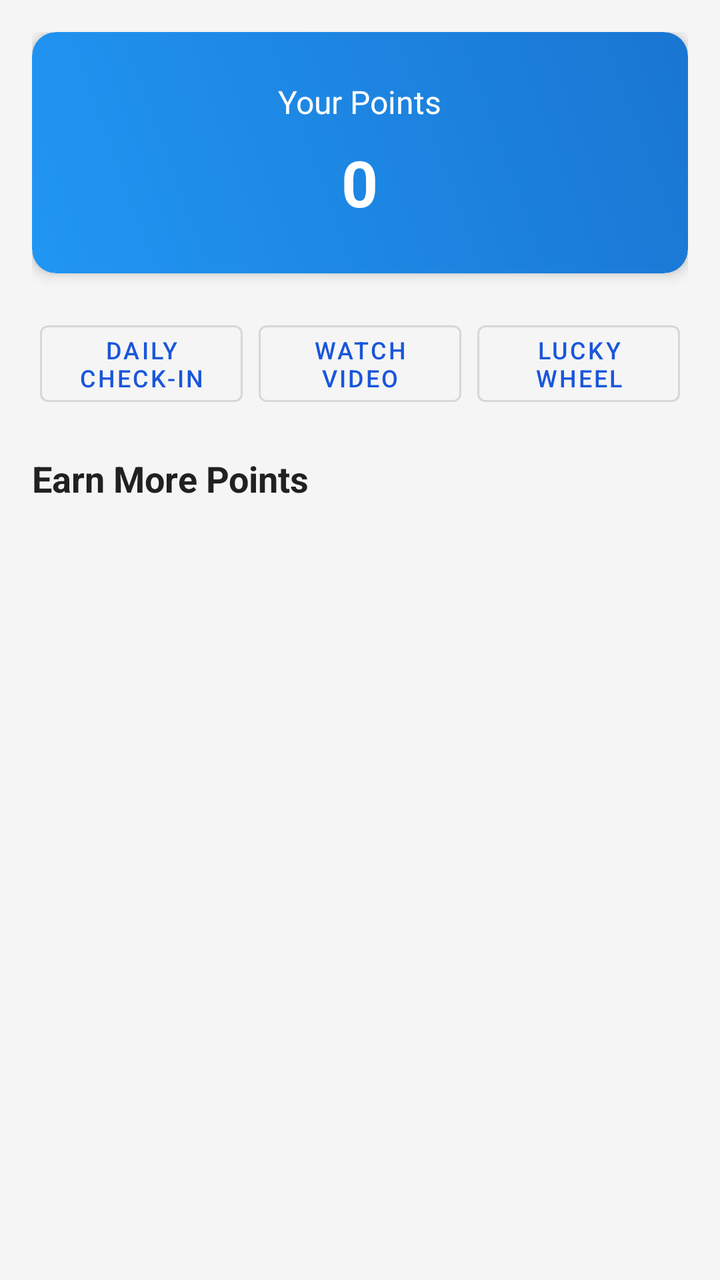
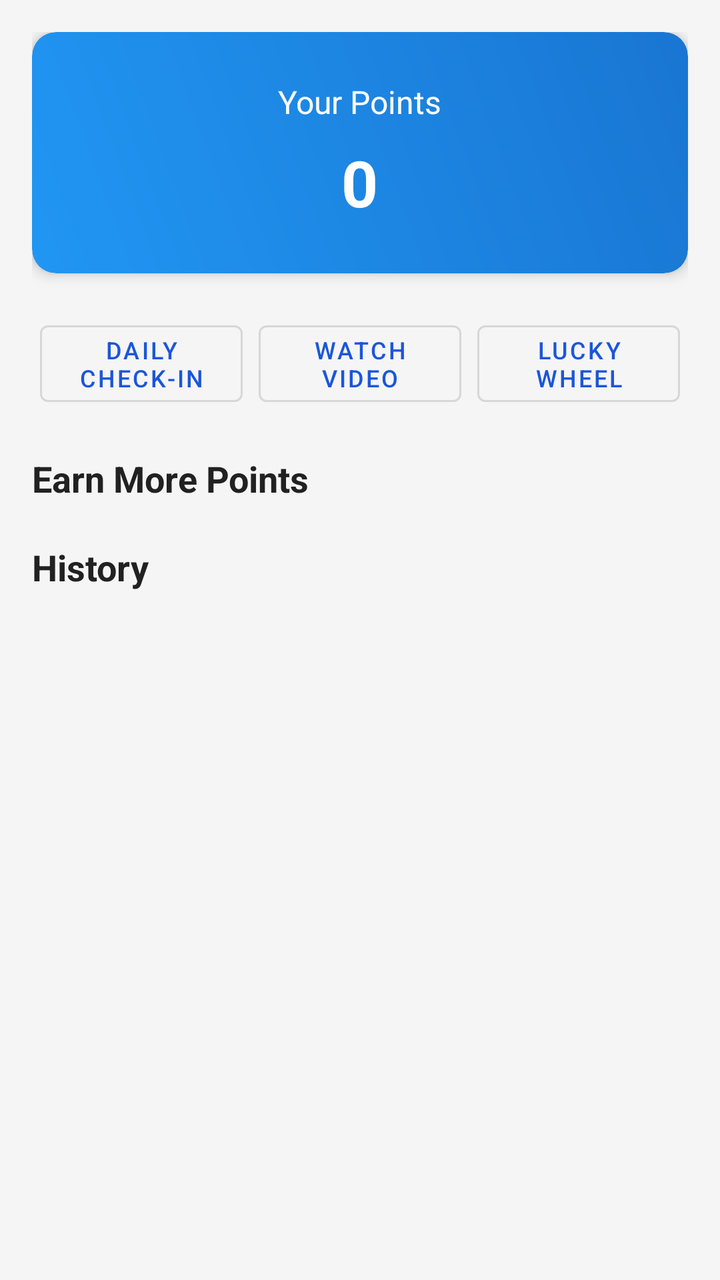

Compare the two renders of this Android layout. The source of the first and the diff that turns it into the second are given below.
<!-- AndroidManifest.xml: application theme AppTheme -->
<!-- res/layout/fragment_rewards.xml -->
<?xml version="1.0" encoding="utf-8"?>
<ScrollView xmlns:android="http://schemas.android.com/apk/res/android"
    xmlns:app="http://schemas.android.com/apk/res-auto"
    android:layout_width="match_parent"
    android:layout_height="match_parent"
    android:background="@color/background">

    <LinearLayout
        android:layout_width="match_parent"
        android:layout_height="wrap_content"
        android:orientation="vertical"
        android:padding="16dp">

        
        <androidx.cardview.widget.CardView
            android:layout_width="match_parent"
            android:layout_height="wrap_content"
            android:layout_marginBottom="16dp"
            app:cardCornerRadius="12dp"
            app:cardElevation="4dp">

            <LinearLayout
                android:layout_width="match_parent"
                android:layout_height="wrap_content"
                android:orientation="vertical"
                android:padding="24dp"
                android:gravity="center"
                android:background="@drawable/gradient_primary">

                <TextView
                    android:layout_width="wrap_content"
                    android:layout_height="wrap_content"
                    android:text="Your Points"
                    android:textSize="16sp"
                    android:textColor="@color/white"
                    android:layout_marginBottom="8dp" />

                <TextView
                    android:id="@+id/tv_points"
                    android:layout_width="wrap_content"
                    android:layout_height="wrap_content"
                    android:text="0"
                    android:textSize="32sp"
                    android:textStyle="bold"
                    android:textColor="@color/white" />

            </LinearLayout>

        </androidx.cardview.widget.CardView>

        
        <LinearLayout
            android:layout_width="match_parent"
            android:layout_height="wrap_content"
            android:orientation="horizontal"
            android:layout_marginBottom="16dp"
            android:weightSum="3">

            <Button
                android:id="@+id/btn_daily_checkin"
                android:layout_width="0dp"
                android:layout_height="wrap_content"
                android:layout_weight="1"
                android:layout_margin="4dp"
                android:text="Daily\nCheck-in"
                android:textSize="12sp"
                style="@style/Widget.MaterialComponents.Button.OutlinedButton" />

            <Button
                android:id="@+id/btn_watch_ad"
                android:layout_width="0dp"
                android:layout_height="wrap_content"
                android:layout_weight="1"
                android:layout_margin="4dp"
                android:text="Watch\nVideo"
                android:textSize="12sp"
                style="@style/Widget.MaterialComponents.Button.OutlinedButton" />

            <Button
                android:id="@+id/btn_lucky_wheel"
                android:layout_width="0dp"
                android:layout_height="wrap_content"
                android:layout_weight="1"
                android:layout_margin="4dp"
                android:text="Lucky\nWheel"
                android:textSize="12sp"
                style="@style/Widget.MaterialComponents.Button.OutlinedButton" />

        </LinearLayout>

        
        <TextView
            android:layout_width="wrap_content"
            android:layout_height="wrap_content"
            android:text="Earn More Points"
            android:textSize="18sp"
            android:textStyle="bold"
            android:textColor="@color/text_primary"
            android:layout_marginBottom="12dp" />

        <androidx.recyclerview.widget.RecyclerView
            android:id="@+id/recycler_view"
            android:layout_width="match_parent"
            android:layout_height="wrap_content"
            android:nestedScrollingEnabled="false" />

    </LinearLayout>

</ScrollView>
<!-- resources referenced by this layout -->
<resources>
  <color name="background">#F5F5F5</color>
  <color name="text_primary">#212121</color>
  <color name="white">#FFFFFF</color>
  <!-- drawable gradient_primary (drawable) -->
  <?xml version="1.0" encoding="utf-8"?>
  <shape xmlns:android="http://schemas.android.com/apk/res/android"
      android:shape="rectangle">
      
      <gradient
          android:startColor="@color/primary"
          android:endColor="@color/primary_dark"
          android:angle="45" />
      
      <corners android:radius="12dp" />
      
  </shape>
  <style name="AppTheme" parent="Theme.MaterialComponents.Light.NoActionBar">
          <item name="colorPrimary">@color/vpn_blue</item>
          <item name="colorPrimaryVariant">@color/vpn_blue_dark</item>
          <item name="colorPrimaryDark">@color/vpn_blue_dark</item>
          <item name="colorAccent">@color/vpn_blue</item>
          <item name="colorSecondary">@color/vpn_green</item>
          <item name="android:statusBarColor">@color/vpn_blue_dark</item>
          <item name="android:navigationBarColor">@color/white</item>
          <item name="android:windowBackground">@color/vpn_bg</item>
          <item name="android:windowLightStatusBar">false</item>
      </style>
  <color name="primary">#2196F3</color>
  <color name="primary_dark">#1976D2</color>
  <color name="vpn_blue">#1a56db</color>
  <color name="vpn_blue_dark">#0d3b9e</color>
  <color name="vpn_green">#22c55e</color>
  <color name="vpn_bg">#f3f6fc</color>
</resources>

<!-- the commit's change to res/layout/fragment_rewards.xml (unified diff, before → after) -->
@@ -104,6 +104,42 @@
             android:layout_height="wrap_content"
             android:nestedScrollingEnabled="false" />
 
+        
+        <LinearLayout
+            android:id="@+id/history_section"
+            android:layout_width="match_parent"
+            android:layout_height="wrap_content"
+            android:orientation="vertical"
+            android:layout_marginTop="8dp">
+
+            <TextView
+                android:layout_width="wrap_content"
+                android:layout_height="wrap_content"
+                android:text="@string/p1b_reward_history"
+                android:textSize="18sp"
+                android:textStyle="bold"
+                android:textColor="@color/text_primary"
+                android:layout_marginBottom="12dp" />
+
+            <androidx.recyclerview.widget.RecyclerView
+                android:id="@+id/recycler_history"
+                android:layout_width="match_parent"
+                android:layout_height="wrap_content"
+                android:nestedScrollingEnabled="false" />
+
+            <TextView
+                android:id="@+id/tv_history_empty"
+                android:layout_width="match_parent"
+                android:layout_height="wrap_content"
+                android:text="@string/p1b_reward_history_empty"
+                android:textSize="14sp"
+                android:textColor="@color/text_secondary"
+                android:gravity="center"
+                android:padding="16dp"
+                android:visibility="gone" />
+
+        </LinearLayout>
+
     </LinearLayout>
 
 </ScrollView>
<!-- resource entries referenced after the edit -->
@@ -2,6 +2,7 @@
 <resources>
   <color name="background">#F5F5F5</color>
   <color name="text_primary">#212121</color>
+  <color name="text_secondary">#757575</color>
   <color name="white">#FFFFFF</color>
   <!-- drawable gradient_primary (drawable) -->
   <?xml version="1.0" encoding="utf-8"?>
@@ -16,6 +17,8 @@
       <corners android:radius="12dp" />
       
   </shape>
+  <string name="p1b_reward_history">History</string>
+  <string name="p1b_reward_history_empty">No reward activity yet</string>
   <style name="AppTheme" parent="Theme.MaterialComponents.Light.NoActionBar">
           <item name="colorPrimary">@color/vpn_blue</item>
           <item name="colorPrimaryVariant">@color/vpn_blue_dark</item>
